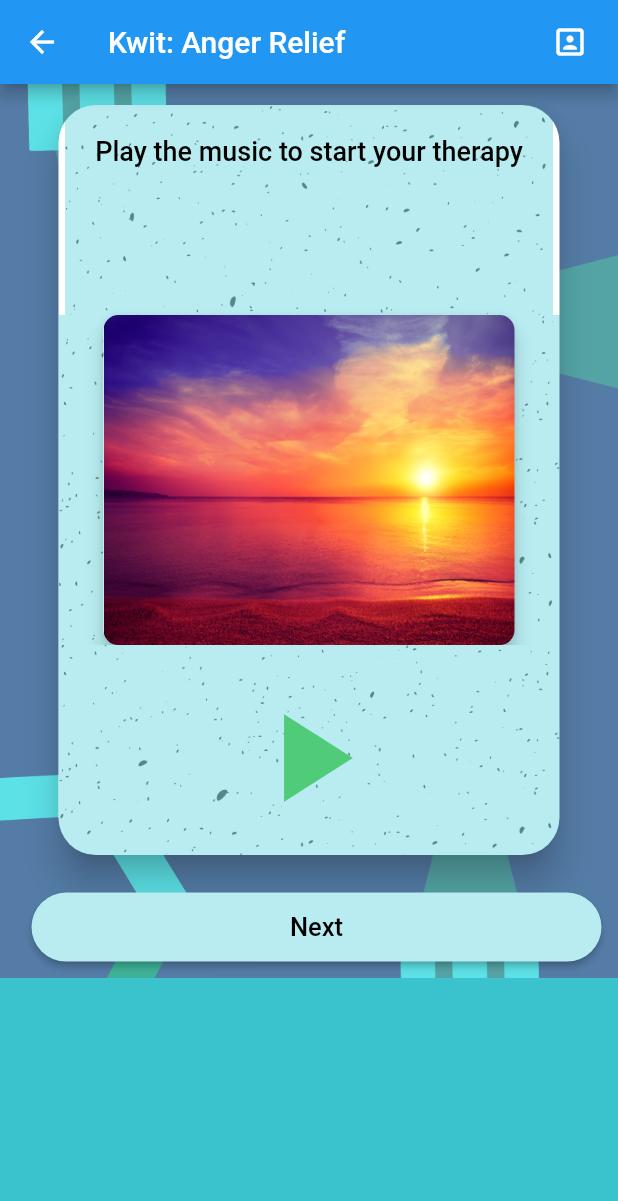
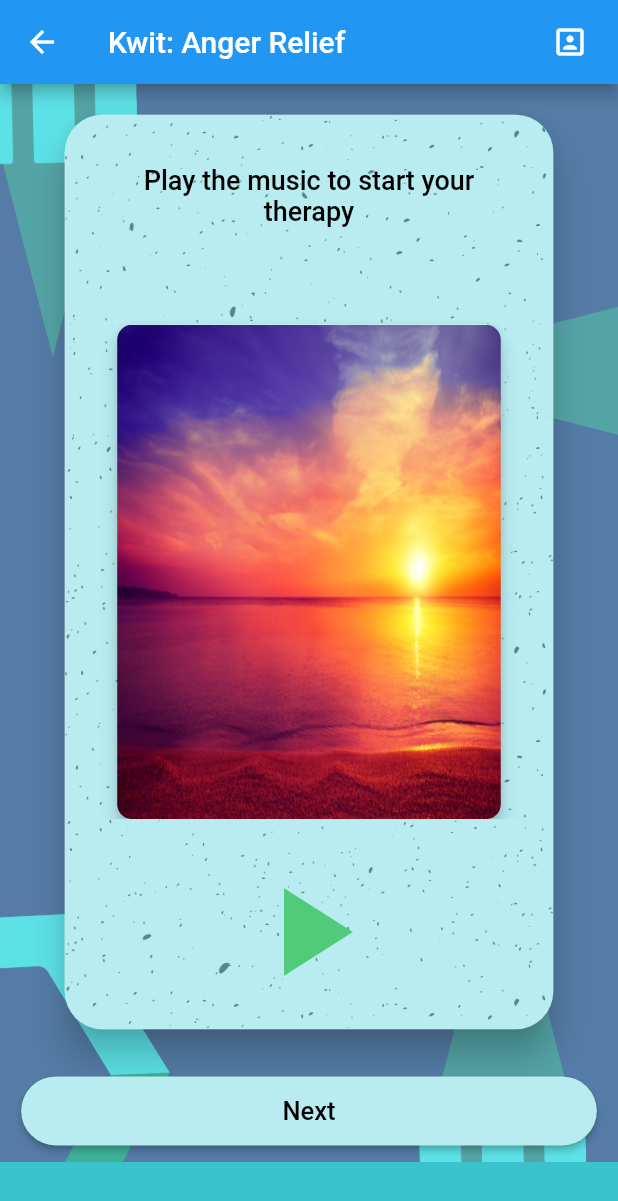
Before and after one commit to SashvDave/Kwit, a Flutter app: the Anger screen opened directly, on a phone screen of 412 x 824 dp. Shown: the top 1201 px of the screen. Run offline on Flutter 3.47's test engine with Material 2 defaults, Android fonts, the phone set to English and light mode, and no system bars; our stand-ins replace audioplayers, circular_countdown_timer, image_picker; missing offline and left inert: maze, pdf_flutter.

Commit message:
fix margins for anger therapy

```diff
--- a/lib/screens/anger.dart
+++ b/lib/screens/anger.dart
@@ -14,7 +14,6 @@ class _AngerState extends State<Anger> {
   AudioCache audioCache;
   bool isPlaying = false;
 
-  final _textController = TextEditingController();
   void initState() {
     super.initState();
     initPlayer();
@@ -62,7 +61,10 @@ class _AngerState extends State<Anger> {
             child: Column(
               children: <Widget>[
                 Container(
-                    margin: EdgeInsets.only(left: 35, right: 35, top: 10),
+                    margin: EdgeInsets.only(
+                        left: MediaQuery.of(context).size.width * 0.095,
+                        right: MediaQuery.of(context).size.width * 0.095,
+                        top: MediaQuery.of(context).size.height * 0.02),
                     child: new InkWell(
                       child: Card(
                         semanticContainer: true,
@@ -81,7 +83,12 @@ class _AngerState extends State<Anger> {
                                   height:
                                       MediaQuery.of(context).size.height * 0.17,
                                   padding: EdgeInsets.only(
-                                      top: 20, left: 20, right: 20),
+                                      top: MediaQuery.of(context).size.height *
+                                          0.04,
+                                      left: MediaQuery.of(context).size.width *
+                                          0.07,
+                                      right: MediaQuery.of(context).size.width *
+                                          0.07),
                                   child: Text(
                                     "Play the music to start your therapy",
                                     textAlign: TextAlign.center,
@@ -99,10 +106,14 @@ class _AngerState extends State<Anger> {
                                   fit: BoxFit.cover,
                                 ),
                               ),
-                              height: 220,
-                              width: 520,
+                              height: MediaQuery.of(context).size.height * 0.4,
+                              width: MediaQuery.of(context).size.width * 0.99,
                               child: Card(
-                                margin: EdgeInsets.only(right: 30, left: 30),
+                                margin: EdgeInsets.only(
+                                    right: MediaQuery.of(context).size.width *
+                                        0.085,
+                                    left: MediaQuery.of(context).size.width *
+                                        0.085),
                                 semanticContainer: true,
                                 clipBehavior: Clip.antiAliasWithSaveLayer,
                                 child: Image.asset(
@@ -126,7 +137,8 @@ class _AngerState extends State<Anger> {
                                   ),
                                 ),
                                 child: Container(
-                                  width: 750,
+                                  width:
+                                      MediaQuery.of(context).size.width * 0.8,
                                   child: IconButton(
                                     padding:
                                         EdgeInsets.only(top: 25, bottom: 15),
@@ -161,8 +173,11 @@ class _AngerState extends State<Anger> {
                       ),
                     )),
                 new Container(
-                  margin: EdgeInsets.only(top: 10, left: 10),
-                  width: 400,
+                  margin: EdgeInsets.only(
+                      top: MediaQuery.of(context).size.height * 0.02,
+                      left: MediaQuery.of(context).size.width * 0.01,
+                      right: MediaQuery.of(context).size.width * 0.01),
+                  width: MediaQuery.of(context).size.width * 0.98,
                   padding: EdgeInsets.all(10.0),
                   child: RaisedButton(
                     onPressed: () => _submitData(),
```
Also changed, not shown: lib/screens/anger1.dart (+6 -4 lines), lib/screens/anger2.dart (+6 -4 lines), lib/screens/anger3.dart (+6 -5 lines).
